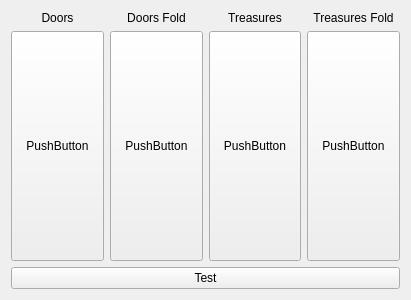
Old version of the form Nayda/cardstacks.ui in the repository Mar94oK/Nayda.
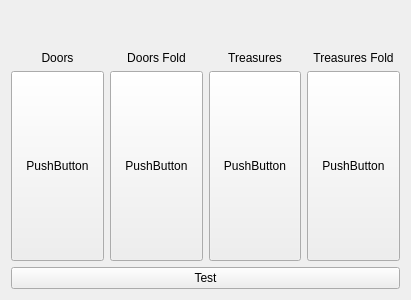
New version of the form.

Commit message: Using spacers to adjust the size of the widgets of cardStacks. May have issues while 6 players are in the Game. Up To Explore.

The edit to the form file:
```diff
--- a/Nayda/cardstacks.ui
+++ b/Nayda/cardstacks.ui
@@ -15,7 +15,20 @@
   </property>
   <layout class="QGridLayout" name="gridLayout">
    <item row="1" column="3">
-    <layout class="QVBoxLayout" name="verticalLayout_4" stretch="0,1">
+    <layout class="QVBoxLayout" name="verticalLayout_4" stretch="0,0,1">
+     <item>
+      <spacer name="verticalSpacer_4">
+       <property name="orientation">
+        <enum>Qt::Vertical</enum>
+       </property>
+       <property name="sizeHint" stdset="0">
+        <size>
+         <width>20</width>
+         <height>40</height>
+        </size>
+       </property>
+      </spacer>
+     </item>
      <item>
       <widget class="QLabel" name="lbl_TreasuresFold">
        <property name="sizePolicy">
@@ -48,7 +61,20 @@
     </layout>
    </item>
    <item row="1" column="1">
-    <layout class="QVBoxLayout" name="verticalLayout_3" stretch="0,1">
+    <layout class="QVBoxLayout" name="verticalLayout_3" stretch="0,0,1">
+     <item>
+      <spacer name="verticalSpacer_2">
+       <property name="orientation">
+        <enum>Qt::Vertical</enum>
+       </property>
+       <property name="sizeHint" stdset="0">
+        <size>
+         <width>20</width>
+         <height>40</height>
+        </size>
+       </property>
+      </spacer>
+     </item>
      <item>
       <widget class="QLabel" name="lbl_DoorsFold">
        <property name="sizePolicy">
@@ -81,7 +107,20 @@
     </layout>
    </item>
    <item row="1" column="2">
-    <layout class="QVBoxLayout" name="verticalLayout_2" stretch="0,1">
+    <layout class="QVBoxLayout" name="verticalLayout_2" stretch="0,0,1">
+     <item>
+      <spacer name="verticalSpacer_3">
+       <property name="orientation">
+        <enum>Qt::Vertical</enum>
+       </property>
+       <property name="sizeHint" stdset="0">
+        <size>
+         <width>20</width>
+         <height>40</height>
+        </size>
+       </property>
+      </spacer>
+     </item>
      <item>
       <widget class="QLabel" name="lbl_TreasuresStack">
        <property name="sizePolicy">
@@ -114,7 +153,20 @@
     </layout>
    </item>
    <item row="1" column="0">
-    <layout class="QVBoxLayout" name="verticalLayout" stretch="0,1">
+    <layout class="QVBoxLayout" name="verticalLayout" stretch="0,0,1">
+     <item>
+      <spacer name="verticalSpacer">
+       <property name="orientation">
+        <enum>Qt::Vertical</enum>
+       </property>
+       <property name="sizeHint" stdset="0">
+        <size>
+         <width>20</width>
+         <height>40</height>
+        </size>
+       </property>
+      </spacer>
+     </item>
      <item>
       <widget class="QLabel" name="lbl_DoorsStack">
        <property name="sizePolicy">
```
The commit also changes 3 other files.
